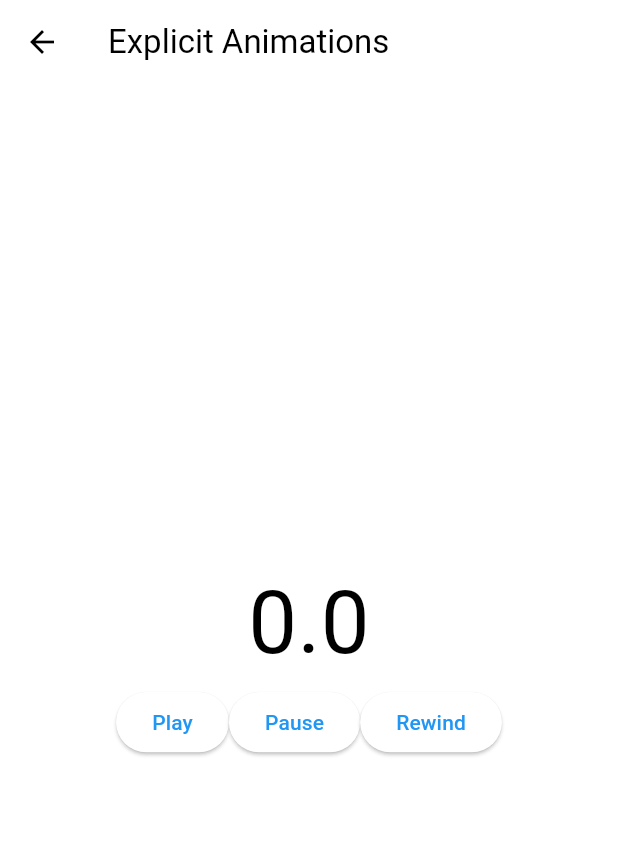
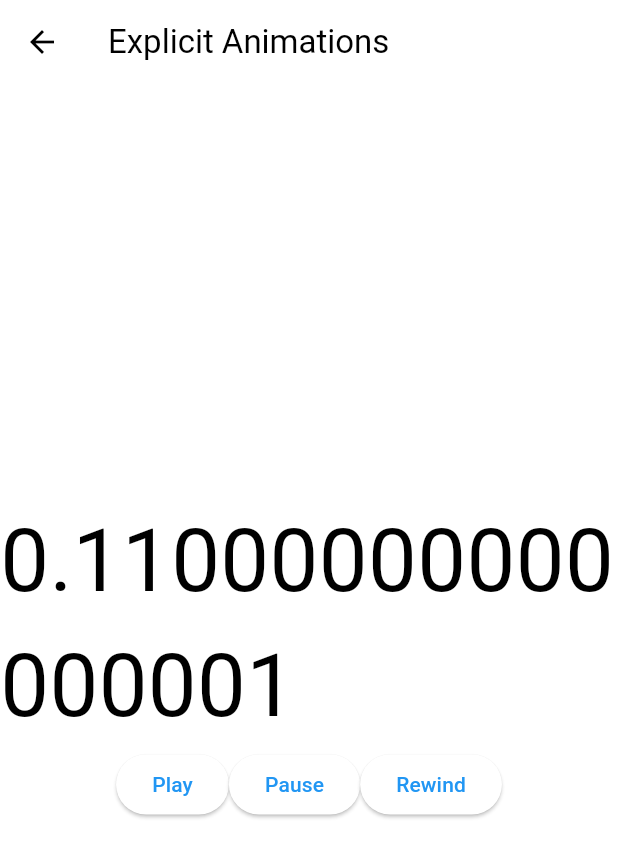
Before and after one commit to daveg7lee/flutter_animations_masterclass, a Flutter app: the ExplicitAnimationsScreen screen opened directly, after a tap on "Play", on a phone screen of 412 x 824 dp. Shown: the top 857 px of the screen. Run offline on Flutter 3.47's test engine with Material 2 defaults, Android fonts, the phone set to English and light mode, and no system bars.

Commit message:
AnimatedBuilder

```diff
--- a/lib/screens/explicit_animations_screen.dart
+++ b/lib/screens/explicit_animations_screen.dart
@@ -37,10 +37,13 @@ class _ExplicitAnimationsScreenState extends State<ExplicitAnimationsScreen>
         child: Column(
           mainAxisAlignment: MainAxisAlignment.center,
           children: [
-            Text(
-              "${_animationController.value}",
-              style: const TextStyle(
-                fontSize: 58,
+            AnimatedBuilder(
+              animation: _animationController,
+              builder: (context, child) => Text(
+                "${_animationController.value}",
+                style: const TextStyle(
+                  fontSize: 58,
+                ),
               ),
             ),
             Row(
```
